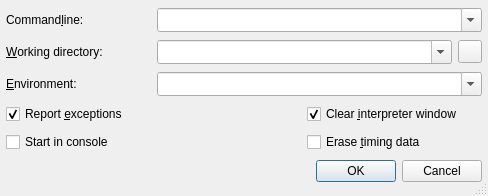
testmana2/test, file Debugger/StartProfileDialog.ui: the form before one commit.
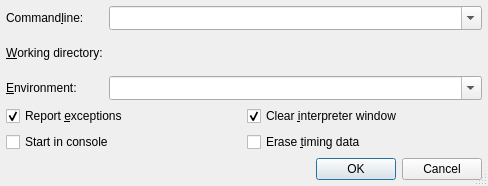
The form after the commit. Custom widgets are drawn as their Qt base class.

Commit message: Modified more dialogs to use the path picker widgets.

The edit to the form file:
```diff
--- a/Debugger/StartProfileDialog.ui
+++ b/Debugger/StartProfileDialog.ui
@@ -7,7 +7,7 @@
     <x>0</x>
     <y>0</y>
     <width>488</width>
-    <height>196</height>
+    <height>186</height>
    </rect>
   </property>
   <property name="windowTitle">
@@ -16,6 +16,8 @@
   <property name="sizeGripEnabled">
    <bool>true</bool>
   </property>
+  <layout class="QVBoxLayout" name="verticalLayout">
+   <item>
   <layout class="QGridLayout" name="gridLayout">
    <item row="0" column="0">
     <widget class="QLabel" name="TextLabel1">
@@ -27,7 +29,7 @@
      </property>
     </widget>
    </item>
-   <item row="0" column="1" colspan="3">
+     <item row="0" column="1">
     <widget class="QComboBox" name="cmdlineCombo">
      <property name="sizePolicy">
       <sizepolicy hsizetype="Expanding" vsizetype="Fixed">
@@ -62,18 +64,21 @@
       <string>&amp;Working directory:</string>
      </property>
      <property name="buddy">
-      <cstring>workdirCombo</cstring>
+        <cstring>workdirPicker</cstring>
      </property>
     </widget>
    </item>
-   <item row="1" column="1" colspan="2">
-    <widget class="QComboBox" name="workdirCombo">
+     <item row="1" column="1">
+      <widget class="E5ComboPathPicker" name="workdirPicker" native="true">
      <property name="sizePolicy">
-      <sizepolicy hsizetype="Expanding" vsizetype="Fixed">
+        <sizepolicy hsizetype="Expanding" vsizetype="Preferred">
        <horstretch>0</horstretch>
        <verstretch>0</verstretch>
       </sizepolicy>
      </property>
+       <property name="focusPolicy">
+        <enum>Qt::WheelFocus</enum>
+       </property>
      <property name="toolTip">
       <string>Enter the working directory</string>
      </property>
@@ -81,18 +86,6 @@
       <string>&lt;b&gt;Working directory&lt;/b&gt;
 &lt;p&gt;Enter the working directory of the application to be debugged. Leave it empty to set the working directory to the executable directory.&lt;/p&gt;</string>
      </property>
-     <property name="editable">
-      <bool>true</bool>
-     </property>
-     <property name="insertPolicy">
-      <enum>QComboBox::InsertAtTop</enum>
-     </property>
-     <property name="sizeAdjustPolicy">
-      <enum>QComboBox::AdjustToMinimumContentsLengthWithIcon</enum>
-     </property>
-     <property name="duplicatesEnabled">
-      <bool>false</bool>
-     </property>
     </widget>
    </item>
    <item row="2" column="0">
@@ -105,7 +98,7 @@
      </property>
     </widget>
    </item>
-   <item row="2" column="1" colspan="3">
+     <item row="2" column="1">
     <widget class="QComboBox" name="environmentCombo">
      <property name="sizePolicy">
       <sizepolicy hsizetype="Expanding" vsizetype="Fixed">
@@ -135,7 +128,11 @@
      </property>
     </widget>
    </item>
-   <item row="3" column="0" colspan="2">
+    </layout>
+   </item>
+   <item>
+    <layout class="QGridLayout" name="gridLayout_2">
+     <item row="0" column="0">
     <widget class="QCheckBox" name="exceptionCheckBox">
      <property name="toolTip">
       <string>Uncheck to disable exception reporting</string>
@@ -155,7 +152,7 @@
      </property>
     </widget>
    </item>
-   <item row="3" column="2" colspan="2">
+     <item row="0" column="1">
     <widget class="QCheckBox" name="clearShellCheckBox">
      <property name="toolTip">
       <string>Select to clear the display of the interpreter window</string>
@@ -171,7 +168,7 @@
      </property>
     </widget>
    </item>
-   <item row="4" column="0" colspan="2">
+     <item row="1" column="0">
     <widget class="QCheckBox" name="consoleCheckBox">
      <property name="toolTip">
       <string>Select to start the debugger in a console window</string>
@@ -185,7 +182,7 @@
      </property>
     </widget>
    </item>
-   <item row="4" column="2" colspan="2">
+     <item row="1" column="1">
     <widget class="QCheckBox" name="eraseCheckBox">
      <property name="toolTip">
       <string>Select this to erase the collected timing data</string>
@@ -202,7 +199,9 @@
      </property>
     </widget>
    </item>
-   <item row="5" column="0" colspan="4">
+    </layout>
+   </item>
+   <item>
     <widget class="QDialogButtonBox" name="buttonBox">
      <property name="orientation">
       <enum>Qt::Horizontal</enum>
@@ -212,21 +211,18 @@
      </property>
     </widget>
    </item>
-   <item row="1" column="3">
-    <widget class="QToolButton" name="dirButton">
-     <property name="toolTip">
-      <string>Select directory using a directory selection dialog</string>
-     </property>
-     <property name="whatsThis">
-      <string>&lt;b&gt;Select directory&lt;/b&gt;
-&lt;p&gt;Select the working directory via a directory selection dialog.&lt;/p&gt;</string>
-     </property>
-    </widget>
-   </item>
   </layout>
  </widget>
  <layoutdefault spacing="6" margin="6"/>
  <pixmapfunction>qPixmapFromMimeSource</pixmapfunction>
+ <customwidgets>
+  <customwidget>
+   <class>E5ComboPathPicker</class>
+   <extends>QWidget</extends>
+   <header>E5Gui/E5PathPicker.h</header>
+   <container>1</container>
+  </customwidget>
+ </customwidgets>
  <tabstops>
   <tabstop>cmdlineCombo</tabstop>
   <tabstop>workdirCombo</tabstop>
```
Left out of the diff: 4 changed lines with no effect on the pictures. Lines whose indentation alone changed are shown as unchanged. The commit also changes 37 other files.
